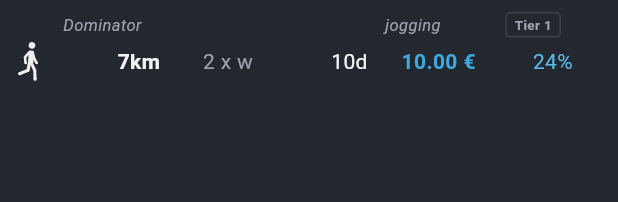
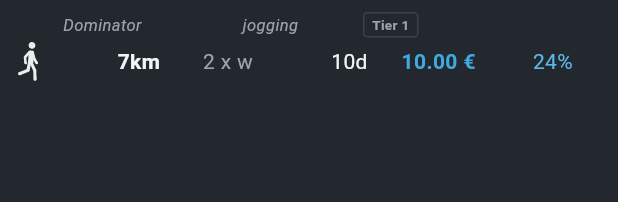
Before and after one commit to Claude-Roland/Battlebet, a Flutter app: the BetRow widget shown alone on an empty page, opened directly with sample values from the repository, on a phone screen of 412 x 824 dp. Shown: the top 202 px of the screen. Run offline on Flutter 3.47's test engine with Material 3 defaults, Android fonts, the phone set to English and light mode, and no system bars; our stand-ins replace flutter_svg; network calls fail; project files that could hold a hidden picture were left out.

Commit message:
Ueberzeile: Meta-Gruppe (Sportart+Tier) um 25vw nach links, Bookmark bleibt rechts
Co-Authored-By: Claude Opus 4.8 <noreply@anthropic.com>
Claude-Session: https://claude.ai/code/session_01RSMBFxq14hxae6Gz25sNuk

```diff
--- a/app/lib/widgets/bet_row.dart
+++ b/app/lib/widgets/bet_row.dart
@@ -51,13 +51,13 @@ class BetRow extends StatelessWidget {
         final locked = !bet.tier.allows(userSession.tier);
         return Opacity(
           opacity: locked ? 0.4 : 1.0,
-          child: _content(locked),
+          child: _content(context, locked),
         );
       },
     );
   }
 
-  Widget _content(bool locked) {
+  Widget _content(BuildContext context, bool locked) {
     return Padding(
       padding: const EdgeInsets.fromLTRB(12, 8, 12, 6),
       child: Column(
@@ -110,7 +110,8 @@ class BetRow extends StatelessWidget {
                   width: metaTierW,
                   child: Align(alignment: Alignment.centerRight, child: _tierChip(bet.tier)),
                 ),
-                const SizedBox(width: 8),
+                // Meta-Gruppe (Sportart + Tier) um 25vw nach links; Bookmark bleibt rechts.
+                SizedBox(width: MediaQuery.of(context).size.width * 0.25),
                 SizedBox(
                   width: bookmarkColWidth,
                   child: Align(
```
